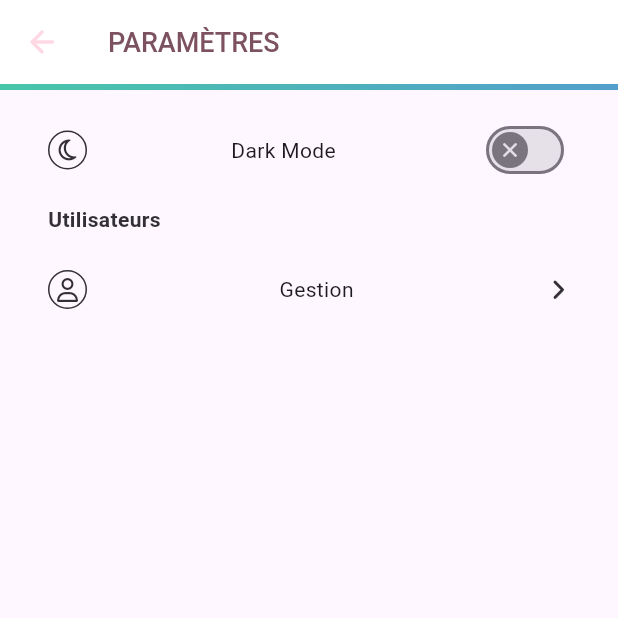
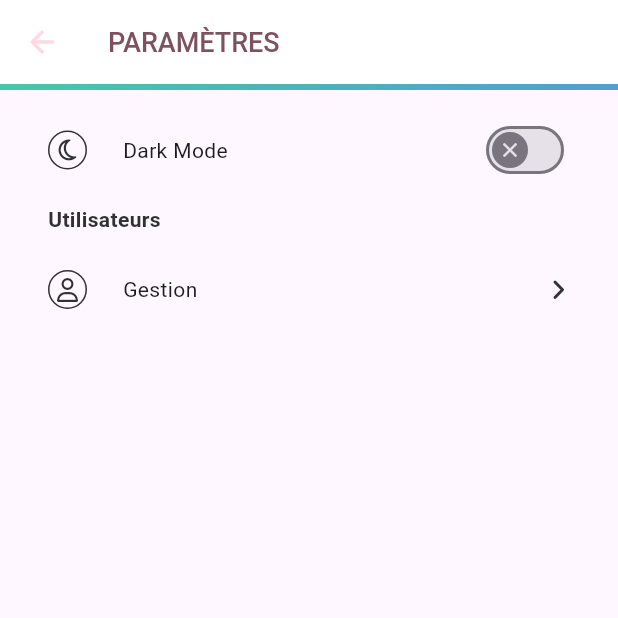
Before and after one commit to ArnaudGrt/flutter_linegitud, a Flutter app: the Settings screen opened by its route, on a phone screen of 412 x 824 dp, the top half of it. Run offline on Flutter 3.47's test engine with Material 3 defaults, Android fonts, the phone set to English and light mode, and no system bars; our stand-ins replace font_awesome_flutter, get, shared_preferences, sqflite_common_ffi; accounts and stored records are empty.

Commit message:
🚀 (settings) screen : theme & go to users page

```diff
--- a/lib/screens/settings.dart
+++ b/lib/screens/settings.dart
@@ -75,13 +75,11 @@ class Settings extends StatelessWidget {
                     left: 32, right: 32, top: 16, bottom: 16),
                 child: Column(
                   children: [
-                    Row(
-                        mainAxisAlignment: MainAxisAlignment.spaceBetween,
-                        children: [
+                    Row(children: [
                       Container(
                         decoration: BoxDecoration(
-                                borderRadius: const BorderRadius.all(
-                                    Radius.circular(100)),
+                            borderRadius:
+                                const BorderRadius.all(Radius.circular(100)),
                             border: Border.all(
                                 color: theme.colorScheme.inverseSurface)),
                         child: Padding(
@@ -91,7 +89,11 @@ class Settings extends StatelessWidget {
                               color: theme.colorScheme.inverseSurface),
                         ),
                       ),
+                      const SizedBox(
+                        width: 24,
+                      ),
                       const Text("Dark Mode"),
+                      const Spacer(),
                       Obx(() => Switch(
                           activeColor: theme.colorScheme.tertiary,
                           thumbIcon: switchIcon,
@@ -115,7 +117,13 @@ class Settings extends StatelessWidget {
                         ),
                       ],
                     ),
-                    Row(
+                    InkWell(
+                      overlayColor: WidgetStatePropertyAll<Color>(
+                          theme.colorScheme.surface),
+                      onTap: () {
+                        Get.toNamed(AppRoutes.users);
+                      },
+                      child: Row(
                           mainAxisAlignment: MainAxisAlignment.spaceBetween,
                           children: [
                             Container(
@@ -131,13 +139,16 @@ class Settings extends StatelessWidget {
                                     color: theme.colorScheme.inverseSurface),
                               ),
                             ),
+                            const SizedBox(
+                              width: 24,
+                            ),
                             const Text("Gestion"),
-                          Flexible(
-                            child: Icon(FontAwesomeIcons.angleRight,
+                            const Spacer(),
+                            Icon(FontAwesomeIcons.angleRight,
                                 size: 16,
                                 color: theme.colorScheme.inverseSurface),
+                          ]),
                     )
-                        ]),
                   ],
                 ))));
   }
```
Lines whose indentation alone changed are shown as unchanged.
